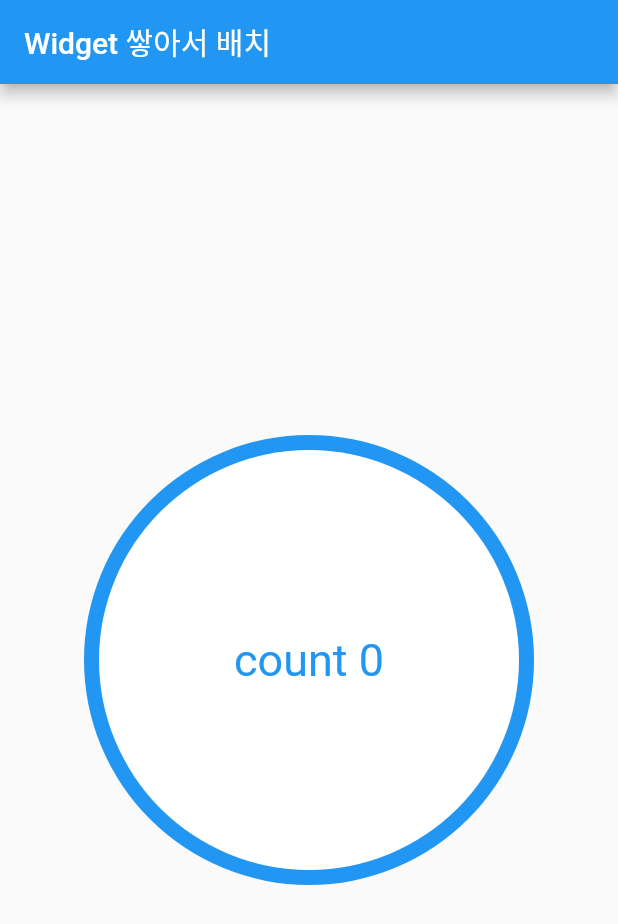
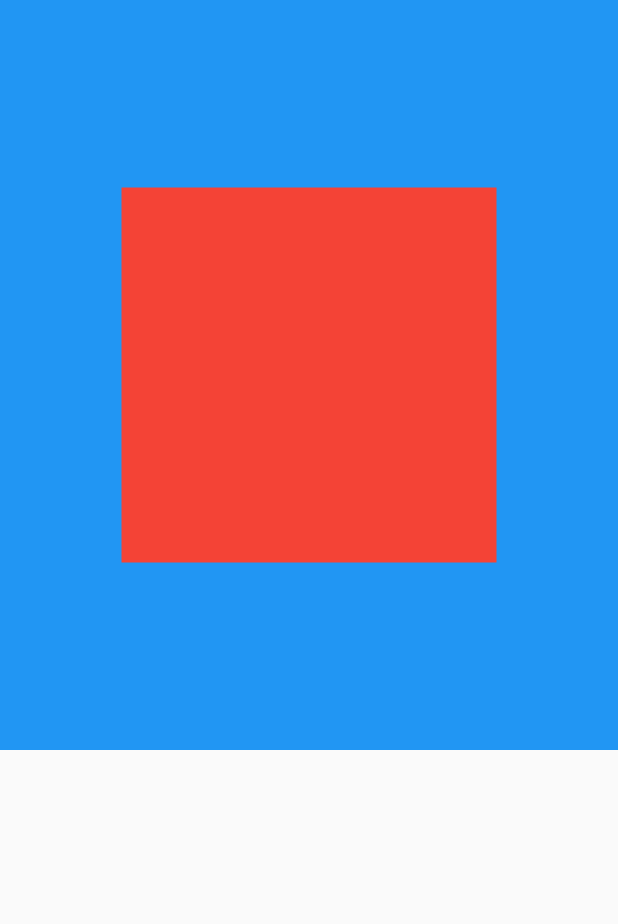
Before and after one commit to JangWoojun/flutter_layout, a Flutter app: the screen it shows after launch, on a phone screen of 412 x 824 dp. Shown: the top 924 px of the screen. Run offline on Flutter 3.47's test engine with Material 2 defaults, Android fonts, the phone set to English and light mode, and no system bars.

```diff
--- a/lib/main.dart
+++ b/lib/main.dart
@@ -1,46 +1,46 @@
 import 'package:flutter/material.dart';
 
 void main() {
-  runApp(MaterialApp(
-    home: Scaffold(
-      appBar: AppBar(
-        title: Text("Widget 쌓아서 배치"),
-      ),
-      body: const Body(),
-    ),
+  runApp(const MaterialApp(
+    home: HomeWidget()
   ));
 }
 
-class Body extends StatelessWidget {
-  const Body({super.key});
+class HomeWidget extends StatelessWidget {
+  const HomeWidget({super.key});
 
   @override
   Widget build(BuildContext context) {
-    return Stack(children: [
-      Align(
-        alignment: Alignment.center,
+    return const SafeArea(
+      child: Scaffold(
+        body: ConstraintsWidget(),
+      ),
+    );
+  }
+}
+
+class ConstraintsWidget extends StatelessWidget {
+  const ConstraintsWidget({super.key});
+
+  @override
+  Widget build(BuildContext context) {
+    return Container(
+      height: 500,
+      width: 500,
+      color: Colors.blue,
+      child: Center(
         child: Container(
+          constraints: const BoxConstraints(
+            minHeight: 200,
+            minWidth: 200,
+            maxHeight: 250,
+            maxWidth: 250
+          ),
+          height: 300,
           width: 300,
-          height: 300,
-          decoration: BoxDecoration(
-              color: Colors.blue, borderRadius: BorderRadius.circular(400)),
+          color: Colors.red,
         ),
       ),
-      Align(
-        alignment: Alignment.center,
-        child: Container(
-          width: 280,
-          height: 280,
-          decoration: BoxDecoration(
-              color: Colors.white, borderRadius: BorderRadius.circular(400)),
-          child: Center(
-            child: Text(
-              "count 0",
-              style: TextStyle(color: Colors.blue, fontSize: 30),
-            ),
-          ),
-        ),
-      ),
-    ]);
+    );
   }
 }
```
